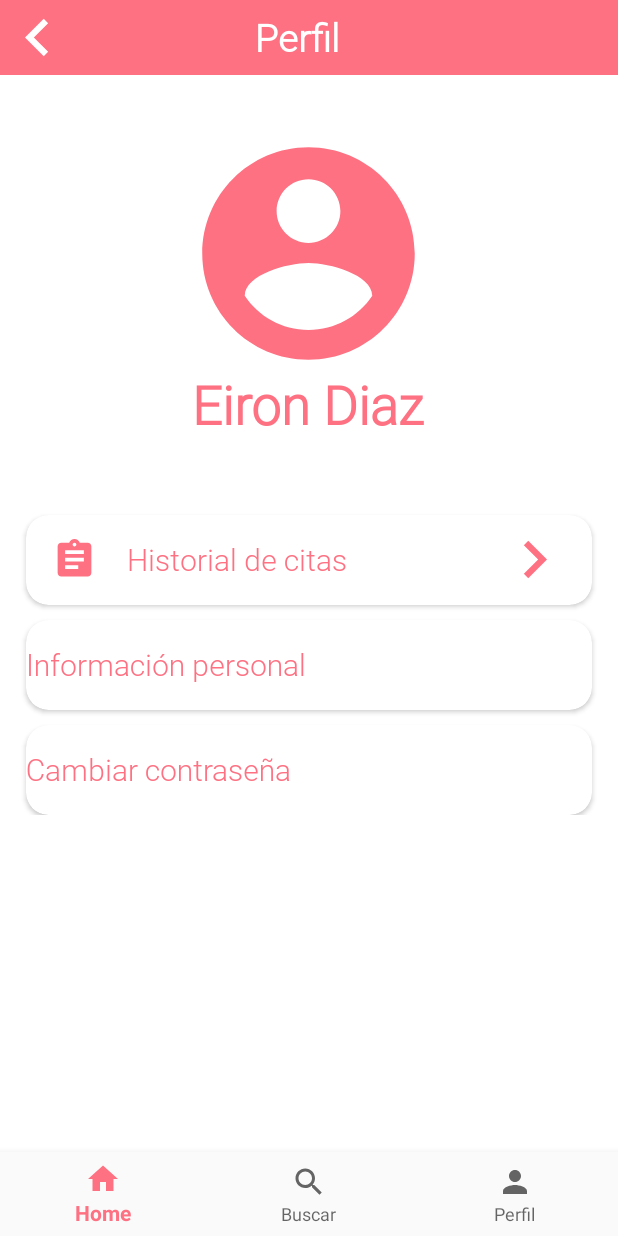
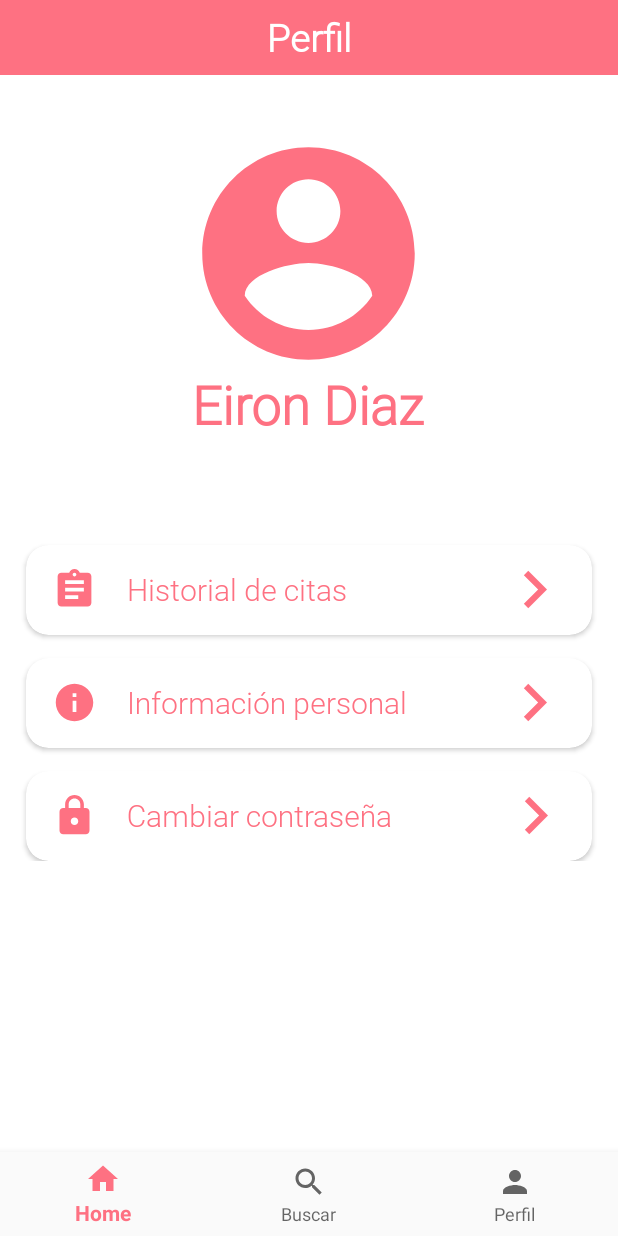
Before and after one commit to eirondiaz/proyectoFinal, an Android app: the fragment PerfilFragment placed in its activity, on a phone screen of 412 x 824 dp. Run offline under Robolectric (Android 15) with nearby library versions, the phone set to English and light mode, and no system bars.

Commit message:
edicion del perfil

```diff
--- /dev/null
+++ b/app/src/main/res/drawable/ic_info_black_24dp.xml
@@ -0,0 +1,5 @@
+<vector android:height="70dp" android:tint="@color/colorPrimary2"
+    android:viewportHeight="24.0" android:viewportWidth="24.0"
+    android:width="70dp" xmlns:android="http://schemas.android.com/apk/res/android">
+    <path android:fillColor="#FF000000" android:pathData="M12,2C6.48,2 2,6.48 2,12s4.48,10 10,10 10,-4.48 10,-10S17.52,2 12,2zM13,17h-2v-6h2v6zM13,9h-2L11,7h2v2z"/>
+</vector>
--- /dev/null
+++ b/app/src/main/res/drawable/ic_lock_black_24dp.xml
@@ -0,0 +1,5 @@
+<vector android:height="70dp" android:tint="@color/colorPrimary2"
+    android:viewportHeight="24.0" android:viewportWidth="24.0"
+    android:width="70dp" xmlns:android="http://schemas.android.com/apk/res/android">
+    <path android:fillColor="#FF000000" android:pathData="M18,8h-1L17,6c0,-2.76 -2.24,-5 -5,-5S7,3.24 7,6v2L6,8c-1.1,0 -2,0.9 -2,2v10c0,1.1 0.9,2 2,2h12c1.1,0 2,-0.9 2,-2L20,10c0,-1.1 -0.9,-2 -2,-2zM12,17c-1.1,0 -2,-0.9 -2,-2s0.9,-2 2,-2 2,0.9 2,2 -0.9,2 -2,2zM15.1,8L8.9,8L8.9,6c0,-1.71 1.39,-3.1 3.1,-3.1 1.71,0 3.1,1.39 3.1,3.1v2z"/>
+</vector>
--- a/app/src/main/res/layout/fragment_perfil.xml
+++ b/app/src/main/res/layout/fragment_perfil.xml
@@ -18,21 +18,15 @@
             android:background="@color/colorPrimary2"
             android:gravity="center_vertical">
 
-            <ImageView
-                android:id="@+id/imgBack"
-                android:layout_width="50dp"
-                android:layout_height="50dp"
-                android:src="@drawable/ic_chevron_left_black_24dp"/>
-
             <TextView
-                android:layout_width="wrap_content"
+                android:layout_width="match_parent"
                 android:layout_height="wrap_content"
                 android:text="Perfil"
                 android:textColor="#fff"
                 android:textSize="25sp"
                 android:fontFamily="@font/roboto_light"
                 android:textStyle="bold"
-                android:layout_marginLeft="120dp"/>
+                android:gravity="center"/>
 
         </LinearLayout>
 
@@ -69,7 +63,7 @@
                     app:cardCornerRadius="15dp"
                     android:layout_marginLeft="3dp"
                     android:layout_marginRight="3dp"
-                    android:layout_marginTop="50dp">
+                    android:layout_marginTop="70dp">
 
                     <LinearLayout
                         android:layout_width="match_parent"
@@ -108,7 +102,7 @@
                     app:cardCornerRadius="15dp"
                     android:layout_marginLeft="3dp"
                     android:layout_marginRight="3dp"
-                    android:layout_marginTop="10dp">
+                    android:layout_marginTop="15dp">
 
                     <LinearLayout
                         android:layout_width="match_parent"
@@ -116,13 +110,26 @@
                         android:orientation="horizontal"
                         android:gravity="center_vertical">
 
+                        <ImageView
+                            android:layout_width="30dp"
+                            android:layout_height="30dp"
+                            android:layout_marginLeft="17dp"
+                            android:src="@drawable/ic_info_black_24dp"/>
+
                         <TextView
                             android:layout_width="wrap_content"
                             android:layout_height="wrap_content"
                             android:text="Información personal"
                             android:textSize="20sp"
+                            android:layout_marginLeft="20dp"
                             android:textColor="@color/colorPrimary2"
                             android:fontFamily="@font/roboto_light"/>
+
+                        <ImageView
+                            android:layout_width="50dp"
+                            android:layout_height="50dp"
+                            android:layout_marginLeft="60dp"
+                            android:src="@drawable/ic_chevron_right_black_24dp"/>
 
                     </LinearLayout>
 
@@ -134,7 +141,7 @@
                     app:cardCornerRadius="15dp"
                     android:layout_marginLeft="3dp"
                     android:layout_marginRight="3dp"
-                    android:layout_marginTop="10dp">
+                    android:layout_marginTop="15dp">
 
                     <LinearLayout
                         android:layout_width="match_parent"
@@ -142,13 +149,26 @@
                         android:orientation="horizontal"
                         android:gravity="center_vertical">
 
+                        <ImageView
+                            android:layout_width="30dp"
+                            android:layout_height="30dp"
+                            android:layout_marginLeft="17dp"
+                            android:src="@drawable/ic_lock_black_24dp"/>
+
                         <TextView
                             android:layout_width="wrap_content"
                             android:layout_height="wrap_content"
                             android:text="Cambiar contraseña"
                             android:textSize="20sp"
+                            android:layout_marginLeft="20dp"
                             android:textColor="@color/colorPrimary2"
                             android:fontFamily="@font/roboto_light"/>
+
+                        <ImageView
+                            android:layout_width="50dp"
+                            android:layout_height="50dp"
+                            android:layout_marginLeft="70dp"
+                            android:src="@drawable/ic_chevron_right_black_24dp"/>
 
                     </LinearLayout>
 
```
